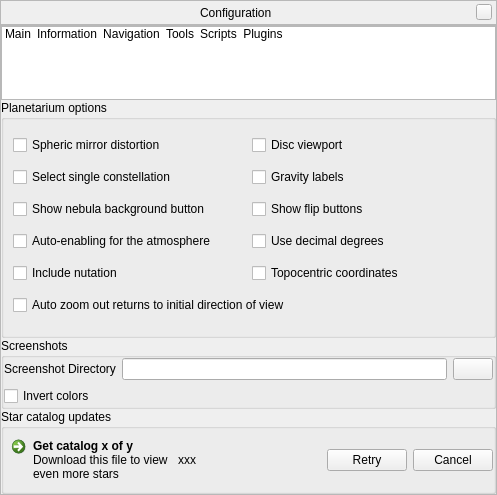
First picture: the form in src/gui/configurationDialog.ui, repository 519984307/stellarium_src, before the edit.
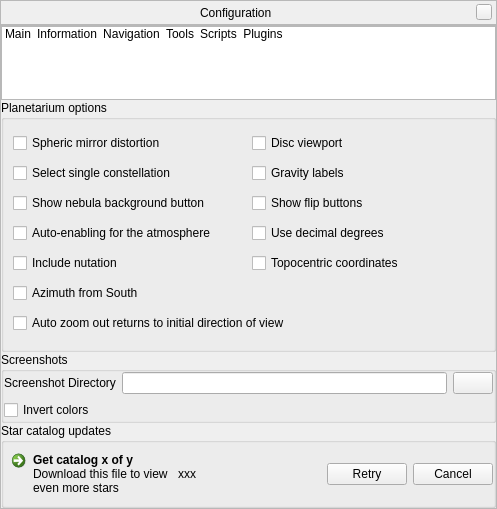
Second picture: the form after the edit. The open tabs and pages were chosen to show the change. Icons and pictures are not drawn. Custom widgets are drawn as their Qt base class.

Commit message: Added option to display azimuth from south instead of north (let's allow use the old astronomical literature)

Patch:
```diff
--- a/src/gui/configurationDialog.ui
+++ b/src/gui/configurationDialog.ui
@@ -7,7 +7,7 @@
     <x>0</x>
     <y>0</y>
     <width>497</width>
-    <height>495</height>
+    <height>509</height>
    </rect>
   </property>
   <layout class="QVBoxLayout">
@@ -1180,6 +1180,16 @@
                </property>
               </widget>
              </item>
+             <item row="5" column="0">
+              <widget class="QCheckBox" name="azimuthFromSouthcheckBox">
+               <property name="toolTip">
+                <string>Activate this option to calculate azimuth from south towards west (as in old astronomical literature).</string>
+               </property>
+               <property name="text">
+                <string>Azimuth from South</string>
+               </property>
+              </widget>
+             </item>
             </layout>
            </widget>
           </item>
```
The commit also changes 10 other files.
